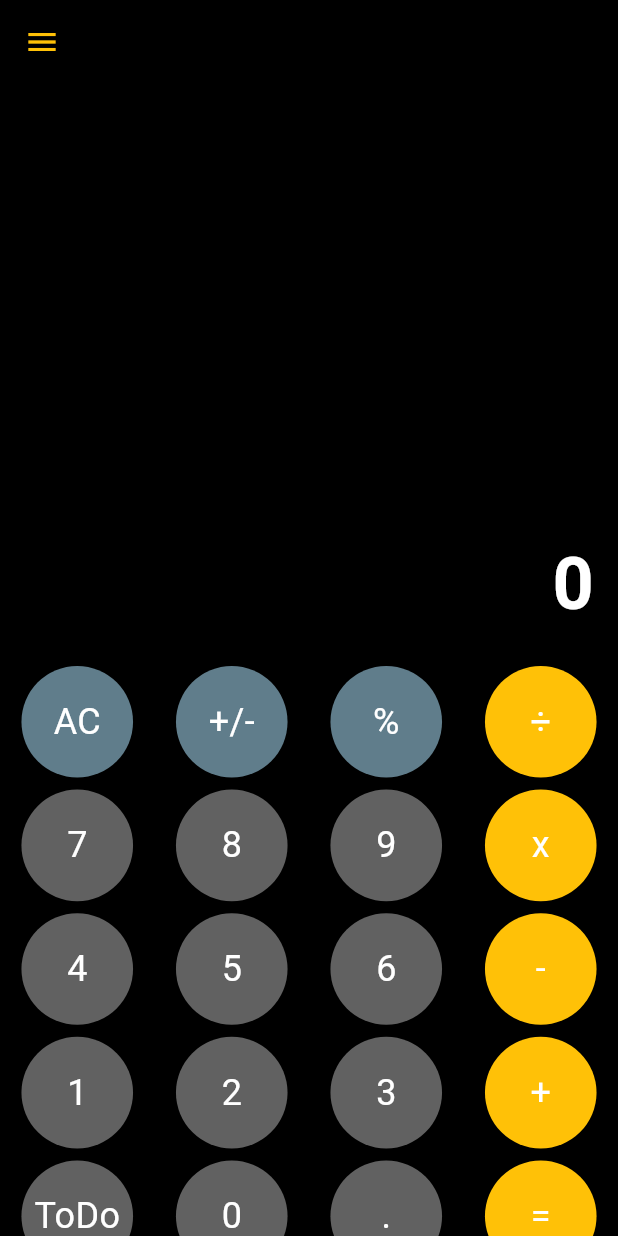
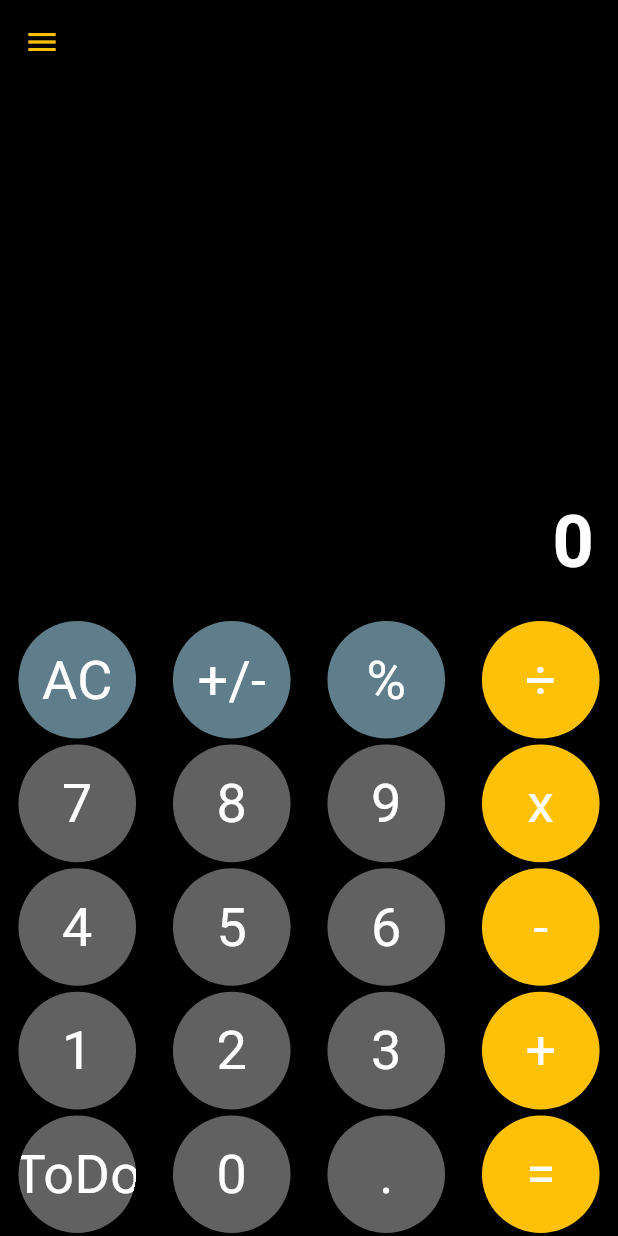
Before and after one commit to rtskeegan/maios_calculator, a Flutter app: the screen it shows after launch, on a phone screen of 412 x 824 dp. Run offline on Flutter 3.47's test engine with Material 3 defaults, Android fonts, the phone set to English and light mode, and no system bars.

Commit message:
Update calc button layout.

```diff
--- a/lib/view/calculator_view.dart
+++ b/lib/view/calculator_view.dart
@@ -43,7 +43,8 @@ class _CalculatorViewState extends State<CalculatorView> {
           ),
         ),
       ),
-      body: Column(
+      body: SafeArea(
+        child: Column(
           children: [
             Expanded(
               child: CalcOutput(
@@ -53,10 +54,7 @@ class _CalculatorViewState extends State<CalculatorView> {
                 previousCalculation: previousCalculation,
               ),
             ),
-          Flexible(
-            child: Container(
-              alignment: Alignment.bottomCenter,
-              child: Wrap(
+            Wrap(
               children: Btn.buttonValues
                   .map(
                     (value) => SizedBox(
@@ -67,16 +65,15 @@ class _CalculatorViewState extends State<CalculatorView> {
                   )
                   .toList(),
             ),
+          ],
         ),
-          ),
-        ],
       ),
     );
   }
 
   Widget buildButton(value) {
     return Padding(
-      padding: const EdgeInsets.all(4.0),
+      padding: const EdgeInsets.all(2.0),
       child: Material(
         color: getBtnColor(value),
         clipBehavior: Clip.hardEdge,
@@ -86,7 +83,7 @@ class _CalculatorViewState extends State<CalculatorView> {
           child: Center(
             child: Text(
               value,
-              style: TextStyle(color: Colors.white, fontSize: 24),
+              style: TextStyle(color: Colors.white, fontSize: 36),
             ),
           ),
         ),
```
Lines whose indentation alone changed are shown as unchanged.
